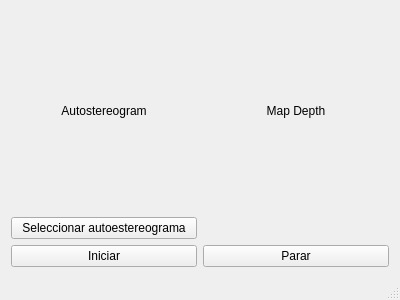
Above: mainwindow.ui from debihiga/AutostereogramSolver before the change. Below: the same form after it.
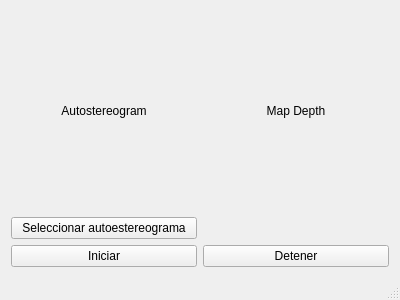
That is the form after the change.

Diff of the .ui file:
```diff
--- a/mainwindow.ui
+++ b/mainwindow.ui
@@ -45,7 +45,7 @@
     <item row="3" column="1">
      <widget class="QPushButton" name="btn_stop">
       <property name="text">
-       <string>Parar</string>
+       <string>Detener</string>
       </property>
      </widget>
     </item>
```
Left out of the diff: 2 changed lines with no effect on the pictures.
